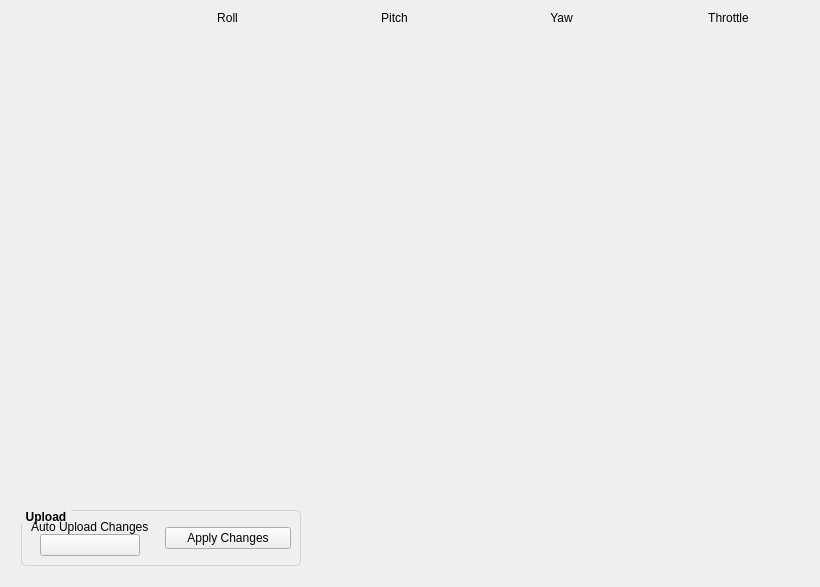
Before: the Qt Designer form ui_motor_mixer.ui in korken89/kfly_gui, drawn with Qt 5.
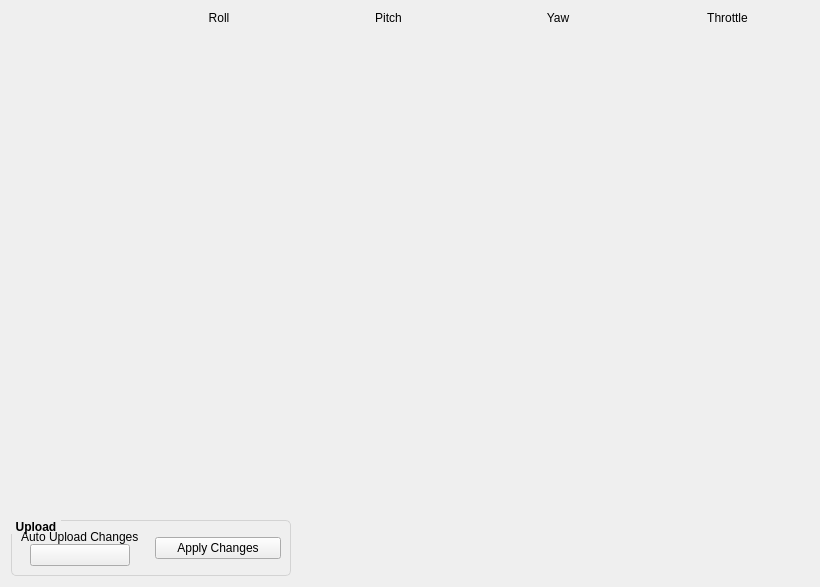
After: the same form once the commit is applied. Custom widgets are drawn as their Qt base class.

Commit message: More motor mixer

The edit to the form file:
```diff
--- a/ui_motor_mixer.ui
+++ b/ui_motor_mixer.ui
@@ -16,12 +16,6 @@
   <layout class="QHBoxLayout" name="horizontalLayout">
    <item>
     <layout class="QVBoxLayout" name="verticalLayout_8">
-     <property name="leftMargin">
-      <number>10</number>
-     </property>
-     <property name="bottomMargin">
-      <number>10</number>
-     </property>
      <item>
       <layout class="QHBoxLayout" name="horizontalLayout_2">
        <item>
```
The commit also changes 1 other file.
